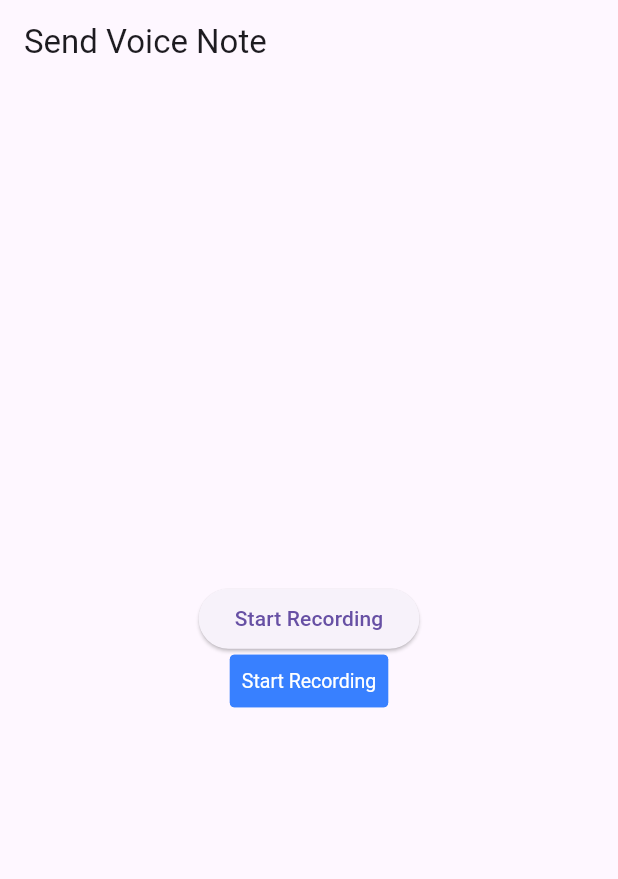
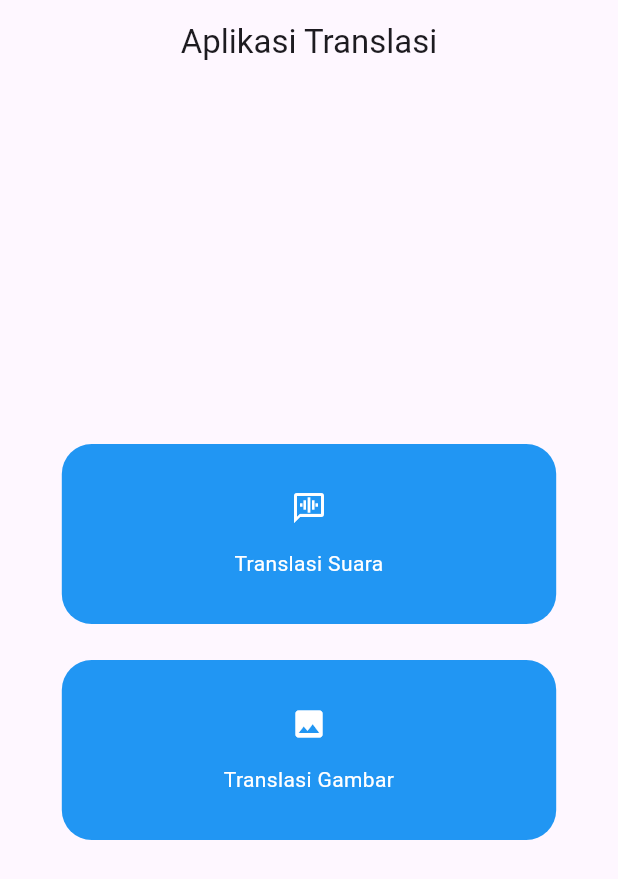
Before and after one commit to algonacci/Flutter-Translation, a Flutter app: the screen it shows after launch, on a phone screen of 412 x 824 dp. Shown: the top 879 px of the screen. Run offline on Flutter 3.47's test engine with Material 3 defaults, Android fonts, the phone set to English and light mode, and no system bars; drawn by our look-alikes of getwidget; our stand-ins replace dio, flutter_image_compress, image_picker, permission_handler; missing offline and left inert: flutter_sound.

Commit message:
refactor better app

```diff
--- /dev/null
+++ b/lib/components/button.dart
@@ -0,0 +1,49 @@
+import 'package:flutter/material.dart';
+
+class Button extends StatelessWidget {
+  final String text;
+  final IconData icon;
+
+  const Button({
+    super.key,
+    required this.text,
+    required this.icon,
+  });
+
+  @override
+  Widget build(BuildContext context) {
+    return Container(
+      padding: const EdgeInsets.all(15),
+      margin: const EdgeInsets.only(
+        bottom: 24,
+      ),
+      height: 120,
+      width: MediaQuery.of(context).size.width * 0.8,
+      decoration: BoxDecoration(
+        color: Colors.blue,
+        borderRadius: BorderRadius.circular(
+          20,
+        ),
+      ),
+      child: Column(
+        mainAxisAlignment: MainAxisAlignment.center,
+        children: [
+          Icon(
+            icon,
+            color: Colors.white,
+          ),
+          const SizedBox(
+            height: 15,
+          ),
+          Text(
+            text,
+            style: const TextStyle(
+              color: Colors.white,
+            ),
+            textAlign: TextAlign.center,
+          ),
+        ],
+      ),
+    );
+  }
+}
--- /dev/null
+++ b/lib/home_page.dart
@@ -0,0 +1,55 @@
+import 'package:flutter/material.dart';
+import 'package:flutter_translation/components/button.dart';
+import 'package:flutter_translation/image_translation_page.dart';
+import 'package:flutter_translation/sound_translation_page.dart';
+
+class HomePage extends StatelessWidget {
+  const HomePage({super.key});
+
+  @override
+  Widget build(BuildContext context) {
+    return Scaffold(
+      appBar: AppBar(
+        title: Text(
+          'Aplikasi Translasi',
+        ),
+        centerTitle: true,
+      ),
+      body: Center(
+        child: Column(
+          mainAxisAlignment: MainAxisAlignment.center,
+          children: [
+            InkWell(
+              onTap: () {
+                Navigator.push(
+                  context,
+                  MaterialPageRoute(
+                    builder: (context) => SoundTranslationPage(),
+                  ),
+                );
+              },
+              child: Button(
+                text: 'Translasi Suara',
+                icon: Icons.voice_chat,
+              ),
+            ),
+            InkWell(
+              onTap: () {
+                Navigator.push(
+                  context,
+                  MaterialPageRoute(
+                    builder: (context) => ImageTranslationPage(),
+                  ),
+                );
+              },
+              child: Button(
+                text: 'Translasi Gambar',
+                icon: Icons.image,
+              ),
+            ),
+          ],
+        ),
+      ),
+    );
+  }
+}
--- a/lib/main.dart
+++ b/lib/main.dart
@@ -1,9 +1,5 @@
 import 'package:flutter/material.dart';
-import 'package:flutter_sound/flutter_sound.dart';
-import 'package:getwidget/getwidget.dart';
-import 'package:path_provider/path_provider.dart';
-import 'package:permission_handler/permission_handler.dart';
-import 'package:dio/dio.dart';
+import 'package:flutter_translation/home_page.dart';
 
 void main() {
   runApp(MyApp());
@@ -13,141 +9,7 @@ class MyApp extends StatelessWidget {
   @override
   Widget build(BuildContext context) {
     return MaterialApp(
-      home: Scaffold(
-        appBar: AppBar(
-          title: const Text('Send Voice Note'),
-        ),
-        body: VoiceNoteSender(),
-      ),
+      home: HomePage(),
     );
   }
 }
-
-class VoiceNoteSender extends StatefulWidget {
-  @override
-  _VoiceNoteSenderState createState() => _VoiceNoteSenderState();
-}
-
-class _VoiceNoteSenderState extends State<VoiceNoteSender> {
-  final FlutterSoundRecorder _recorder = FlutterSoundRecorder();
-  bool _isRecording = false;
-  String? _path;
-  String? _translationResult;
-
-  @override
-  void initState() {
-    super.initState();
-    _initRecorder();
-  }
-
-  Future<void> _initRecorder() async {
-    final status = await Permission.microphone.request();
-    if (status != PermissionStatus.granted) {
-      // Consider handling the permission denial gracefully.
-      throw Exception('Microphone permission not granted');
-    }
-
-    // Initialize the recorder.
-    await _recorder.openRecorder();
-    _recorder.setSubscriptionDuration(const Duration(milliseconds: 500));
-    // Additional setup can be done here if needed, e.g., setting audio format.
-  }
-
-  Future<void> _toggleRecording() async {
-    if (_isRecording) {
-      await _stopRecording();
-    } else {
-      await _startRecording();
-    }
-  }
-
-  Future<void> _startRecording() async {
-    if (!_recorder.isRecording) {
-      final directory = await getApplicationDocumentsDirectory();
-      _path = '${directory.path}/${DateTime.now().millisecondsSinceEpoch}.wav';
-
-      // Ensure the recorder is initialized and ready before starting.
-      await _recorder.startRecorder(
-        toFile: _path,
-        codec: Codec.pcm16WAV, // Adjust according to the desired format
-      );
-      setState(() {
-        _isRecording = true;
-      });
-    }
-  }
-
-  Future<void> _stopRecording() async {
-    await _recorder.stopRecorder();
-    setState(() {
-      _isRecording = false;
-    });
-    if (_path != null) {
-      _sendFile(_path!);
-    }
-  }
-
-  Future<void> _sendFile(String path) async {
-    Dio dio = Dio();
-    try {
-      FormData formData = FormData.fromMap({
-        "voice_note":
-            await MultipartFile.fromFile(path, filename: "voice_note.aac"),
-      });
-
-      var response = await dio.post(
-        "https://915a-103-163-240-34.ngrok-free.app/upload",
-        data: formData,
-      );
-
-      if (response.statusCode == 200) {
-        print("Upload successful");
-        final Map<String, dynamic> responseData = response.data;
-        final String message = responseData['status']['message'];
-        final dynamic data = responseData['data'];
-        print(message);
-        print(data);
-        setState(() {
-          _translationResult = data['translation_result'];
-        });
-        // Optionally, clear the recorded file
-      } else {
-        print("Failed to upload voice note");
-      }
-    } catch (e) {
-      print(e);
-    }
-  }
-
-  @override
-  Widget build(BuildContext context) {
-    return Center(
-      child: Column(
-        mainAxisAlignment: MainAxisAlignment.center,
-        children: [
-          ElevatedButton(
-            onPressed: _toggleRecording,
-            child: Text(_isRecording ? 'Stop and Send' : 'Start Recording'),
-          ),
-          GFButton(
-            onPressed: _toggleRecording,
-            text: _isRecording ? 'Stop and Send' : 'Start Recording',
-          ),
-          SizedBox(height: 20),
-          _translationResult != null
-              ? Text(
-                  'Translation Result: \n$_translationResult',
-                  style: TextStyle(fontSize: 18),
-                )
-              : Container(),
-        ],
-      ),
-    );
-  }
-
-  @override
-  void dispose() {
-    _recorder.closeRecorder();
-    super.dispose();
-  }
-}
--- a/pubspec.yaml
+++ b/pubspec.yaml
@@ -38,7 +38,8 @@ dependencies:
   flutter_sound: ^9.2.13
   path_provider: ^2.1.2
   dio: ^5.4.1
-  getwidget: ^2.0.4
+  image_picker: ^1.0.7
+  flutter_image_compress: ^2.1.0
 
 dev_dependencies:
   flutter_test:
```
Also changed, not shown: lib/image_translation_page.dart (added, +195 -0 lines), lib/sound_translation_page.dart (added, +196 -0 lines), pubspec.lock, 2 other files.
